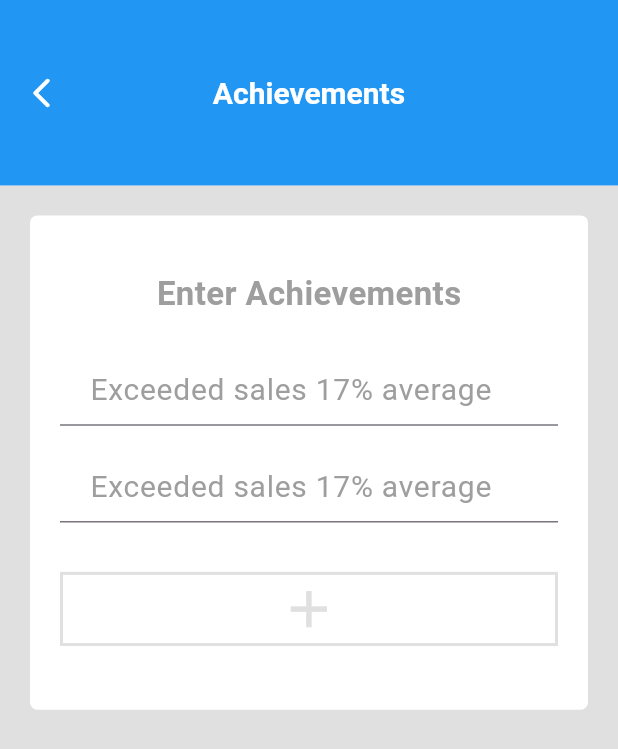
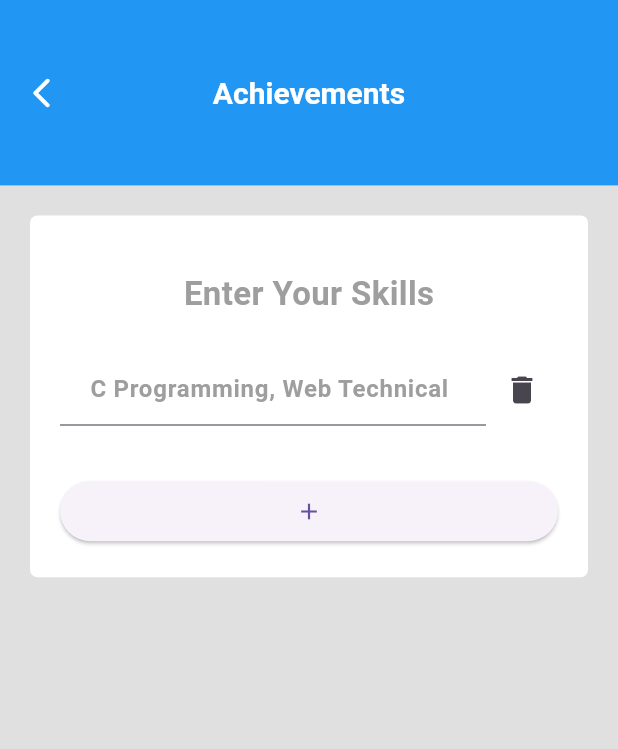
Before and after one commit to Vedpatel28/flutter_resume_builder_app, a Flutter app: the achievements_page screen opened by its route, on a phone screen of 412 x 824 dp. Shown: the top 749 px of the screen. Run offline on Flutter 3.47's test engine with Material 2 defaults, Android fonts, the phone set to English and light mode, and no system bars; our stand-ins replace image_picker; accounts and stored records are empty.

Commit message:
VP | 25-04-2023 | 11:49 | # ADD & Remove Row

```diff
--- a/lib/views/modals/modals_varibles.dart
+++ b/lib/views/modals/modals_varibles.dart
@@ -40,7 +40,8 @@ class allGlobalvar {
 
   // Technical
 
-  static List<String>? Teskill;
+  static String? Teskill;
+  static List<String> technicalskill = [];
 
   // Interest Hobbies
 
--- a/lib/views/screen/achievements_page.dart
+++ b/lib/views/screen/achievements_page.dart
@@ -1,6 +1,7 @@
 import 'package:flutter/material.dart';
 import 'package:flutter_resume_builder_app/utils/theme_utils.dart';
 import '../../utils/back_button_icon.dart';
+import 'package:flutter_resume_builder_app/views/modals/modals_varibles.dart';
 
 class achievements_page extends StatefulWidget {
   const achievements_page({Key? key}) : super(key: key);
@@ -25,10 +26,9 @@ class _achievements_pageState extends State<achievements_page> {
         backgroundColor: Colors.blue,
         elevation: 0,
       ),
-      body : Padding(
+      body: Padding(
         padding: const EdgeInsets.all(20),
         child: Container(
-          height: s.height * 0.4,
           width: s.width,
           decoration: const BoxDecoration(
             color: Colors.white,
@@ -40,14 +40,13 @@ class _achievements_pageState extends State<achievements_page> {
             padding: const EdgeInsets.all(20),
             child: SingleChildScrollView(
               child: Column(
-                crossAxisAlignment: CrossAxisAlignment.center,
-                // mainAxisAlignment: MainAxisAlignment.center,
+                mainAxisSize: MainAxisSize.min,
                 children: [
                   SizedBox(
                     height: s.height * 0.02,
                   ),
                   const Text(
-                    "Enter Achievements",
+                    "Enter Your Skills",
                     style: TextStyle(
                       fontSize: 22,
                       color: Colors.grey,
@@ -57,47 +56,72 @@ class _achievements_pageState extends State<achievements_page> {
                   SizedBox(
                     height: s.height * 0.03,
                   ),
-                  TextFormField(
+                  Row(
+                    children: [
+                      Expanded(
+                        child: TextFormField(
                           decoration: const InputDecoration(
                             contentPadding: EdgeInsets.only(left: 20),
-                      hintText: "Exceeded sales 17% average",
+                            hintText: "C Programming, Web Technical",
                             hintStyle: TextStyle(
+                              fontWeight: FontWeight.w600,
                               color: Colors.grey,
-                        fontSize: 20,
                             ),
                           ),
                         ),
-                  SizedBox(
-                    height: s.height * 0.02,
                       ),
-                  TextFormField(
+                      IconButton(
+                        onPressed: () {},
+                        icon: Icon(Icons.delete),
+                      ),
+                    ],
+                  ),
+                  ...allGlobalvar.technicalskill
+                      .map(
+                        (e) => Row(
+                          children: [
+                            Expanded(
+                              child: TextFormField(
                                 decoration: const InputDecoration(
                                   contentPadding: EdgeInsets.only(left: 20),
-                      hintText: "Exceeded sales 17% average",
+                                  hintText: "C Programming, Web Technical",
                                   hintStyle: TextStyle(
+                                    fontWeight: FontWeight.w600,
                                     color: Colors.grey,
-                        fontSize: 20,
                                   ),
                                 ),
                               ),
+                            ),
+                            IconButton(
+                              onPressed: () {
+                                setState(() {
+                                  allGlobalvar.technicalskill
+                                      .remove(allGlobalvar.technicalskill);
+                                  allGlobalvar.technicalskill.remove("");
+                                });
+                              },
+                              icon: Icon(Icons.delete),
+                            ),
+                          ],
+                        ),
+                      )
+                      .toList(),
                   SizedBox(
                     height: s.height * 0.04,
                   ),
-                  Container(
-                    height: s.height * 0.06,
-                    width: s.width,
-                    decoration: BoxDecoration(
-                      color: Colors.white,
-                      border: Border.all(
-                        color: Colors.grey.shade300,
-                        width: 2,
+                  Row(
+                    children: [
+                      Expanded(
+                        child: ElevatedButton(
+                          onPressed: () {
+                            setState(() {
+                              allGlobalvar.technicalskill.add("");
+                            });
+                          },
+                          child: Icon(Icons.add),
                         ),
                       ),
-                    child: Icon(
-                      Icons.add,
-                      color: Colors.grey.shade300,
-                      size: s.height * 0.05,
-                    ),
+                    ],
                   ),
                 ],
               ),
```
Also changed, not shown: lib/views/screen/interest_hobbies_page.dart (+45 -21 lines), lib/views/screen/technical_skills_page.dart (+44 -20 lines). Lines whose indentation alone changed are shown as unchanged.
